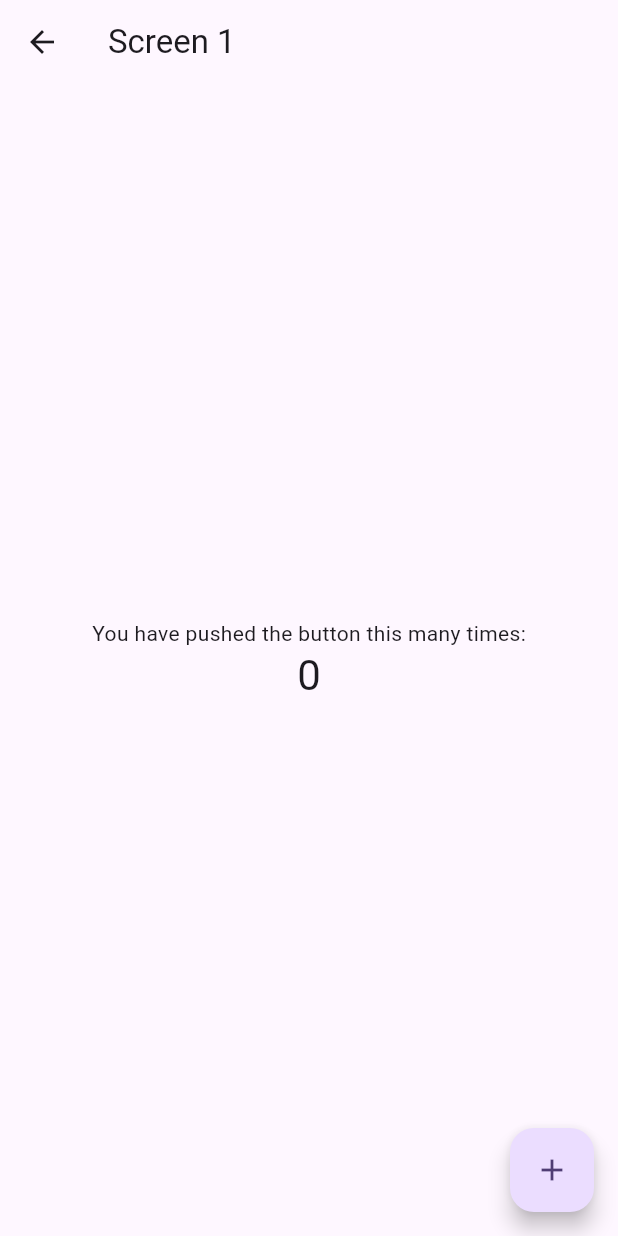
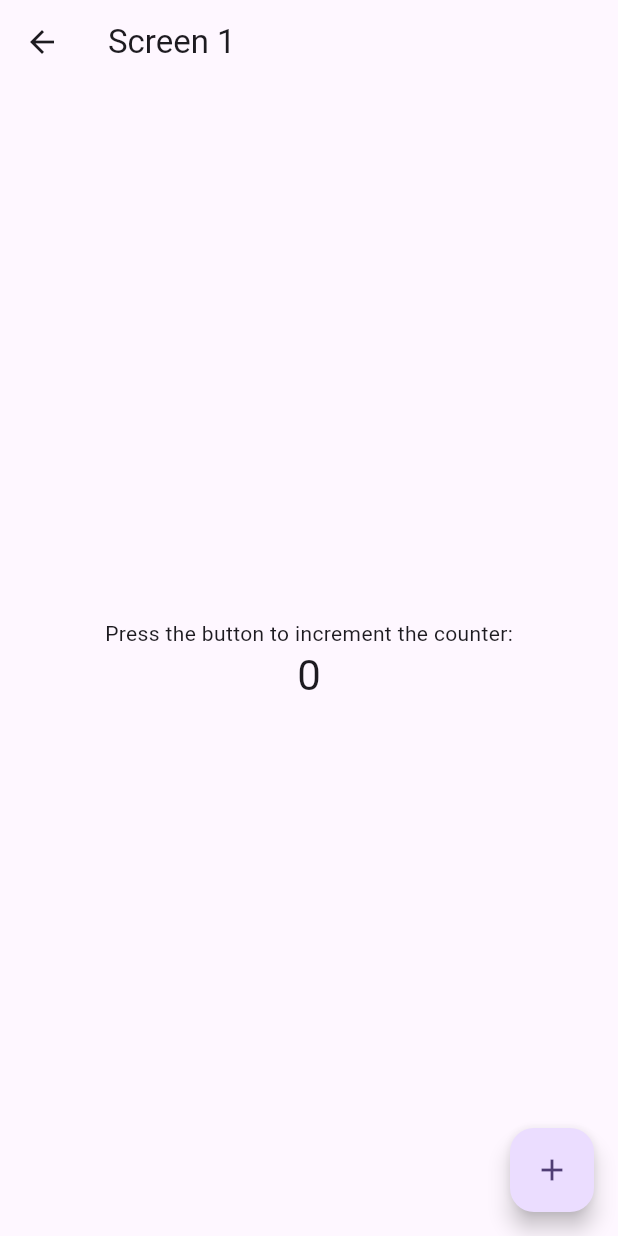
Before and after one commit to iamddwsc/flutter_module1, a Flutter app: the Screen1 screen opened directly, on a phone screen of 412 x 824 dp. Run offline on Flutter 3.47's test engine with Material 3 defaults, Android fonts, the phone set to English and light mode, and no system bars.

Commit message:
* change screen 1

```diff
--- a/lib/screen_1.dart
+++ b/lib/screen_1.dart
@@ -26,7 +26,7 @@ class _Screen1State extends State<Screen1> {
           mainAxisAlignment: MainAxisAlignment.center,
           children: <Widget>[
             const Text(
-              'You have pushed the button this many times:',
+              'Press the button to increment the counter:',
             ),
             // Display the counter value
             Text(
```
